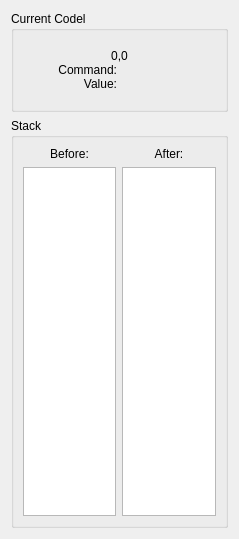
Above: DebugWidget.ui from Ramblurr/PietCreator before the change. Below: the same form after it.
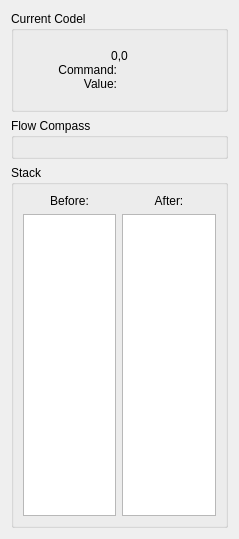
That is the form after the change.

Commit message: Implement direction pointer compass.

Diff of the .ui file:
```diff
--- a/DebugWidget.ui
+++ b/DebugWidget.ui
@@ -13,7 +13,7 @@
   <property name="windowTitle">
    <string>Form</string>
   </property>
-  <layout class="QVBoxLayout" name="verticalLayout_4" stretch="100,900">
+  <layout class="QVBoxLayout" name="verticalLayout_4" stretch="100,0,900">
    <item>
     <widget class="QGroupBox" name="groupBox_2">
      <property name="sizePolicy">
@@ -124,6 +124,20 @@
      </layout>
     </widget>
    </item>
+   <item>
+    <widget class="QGroupBox" name="mCompassBox">
+     <property name="sizePolicy">
+      <sizepolicy hsizetype="Preferred" vsizetype="Expanding">
+       <horstretch>0</horstretch>
+       <verstretch>0</verstretch>
+      </sizepolicy>
+     </property>
+     <property name="title">
+      <string>Flow Compass</string>
+     </property>
+     <layout class="QVBoxLayout" name="verticalLayout_6"/>
+    </widget>
+   </item>
    <item>
     <widget class="QGroupBox" name="groupBox">
      <property name="sizePolicy">
```
Left out of the diff: 8 changed lines with no effect on the pictures. The commit also changes 4 other files.
